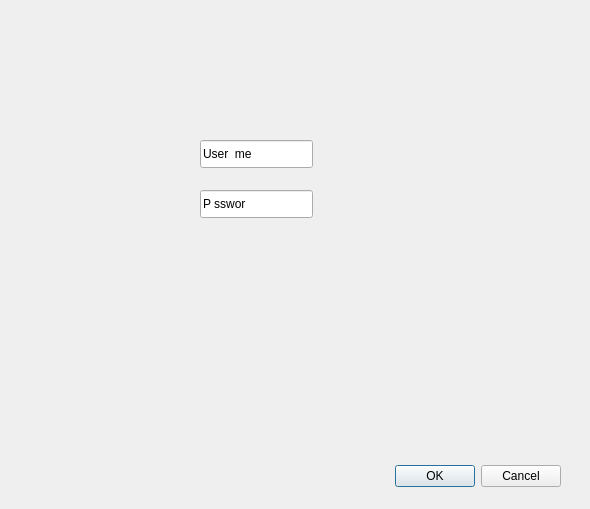
First picture: the form in IHM-client/connection.ui, repository Manon-Arc/IHM_Unity-Qt, before the edit.
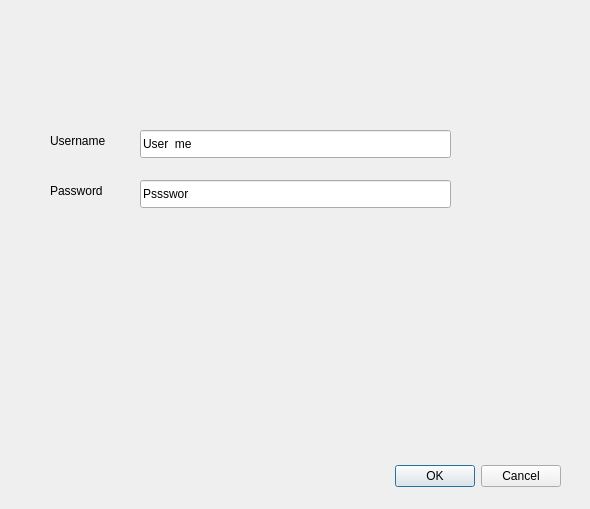
Second picture: the form after the edit.

```diff
--- a/IHM-client/connection.ui
+++ b/IHM-client/connection.ui
@@ -16,9 +16,9 @@
   <widget class="QDialogButtonBox" name="buttonBox">
    <property name="geometry">
     <rect>
-     <x>220</x>
+     <x>390</x>
      <y>460</y>
-     <width>341</width>
+     <width>171</width>
      <height>32</height>
     </rect>
    </property>
@@ -32,9 +32,9 @@
   <widget class="QLineEdit" name="Username">
    <property name="geometry">
     <rect>
-     <x>200</x>
-     <y>140</y>
-     <width>113</width>
+     <x>140</x>
+     <y>130</y>
+     <width>311</width>
      <height>28</height>
     </rect>
    </property>
@@ -45,13 +45,42 @@
   <widget class="QLineEdit" name="Password">
    <property name="geometry">
     <rect>
-     <x>200</x>
-     <y>190</y>
-     <width>113</width>
+     <x>140</x>
+     <y>180</y>
+     <width>311</width>
      <height>28</height>
     </rect>
    </property>
    <property name="inputMask">
+    <string>Password</string>
+   </property>
+   <property name="text">
+    <string>Psswor</string>
+   </property>
+  </widget>
+  <widget class="QLabel" name="label">
+   <property name="geometry">
+    <rect>
+     <x>50</x>
+     <y>130</y>
+     <width>81</width>
+     <height>21</height>
+    </rect>
+   </property>
+   <property name="text">
+    <string>Username</string>
+   </property>
+  </widget>
+  <widget class="QLabel" name="label_2">
+   <property name="geometry">
+    <rect>
+     <x>50</x>
+     <y>180</y>
+     <width>71</width>
+     <height>21</height>
+    </rect>
+   </property>
+   <property name="text">
     <string>Password</string>
    </property>
   </widget>
```
